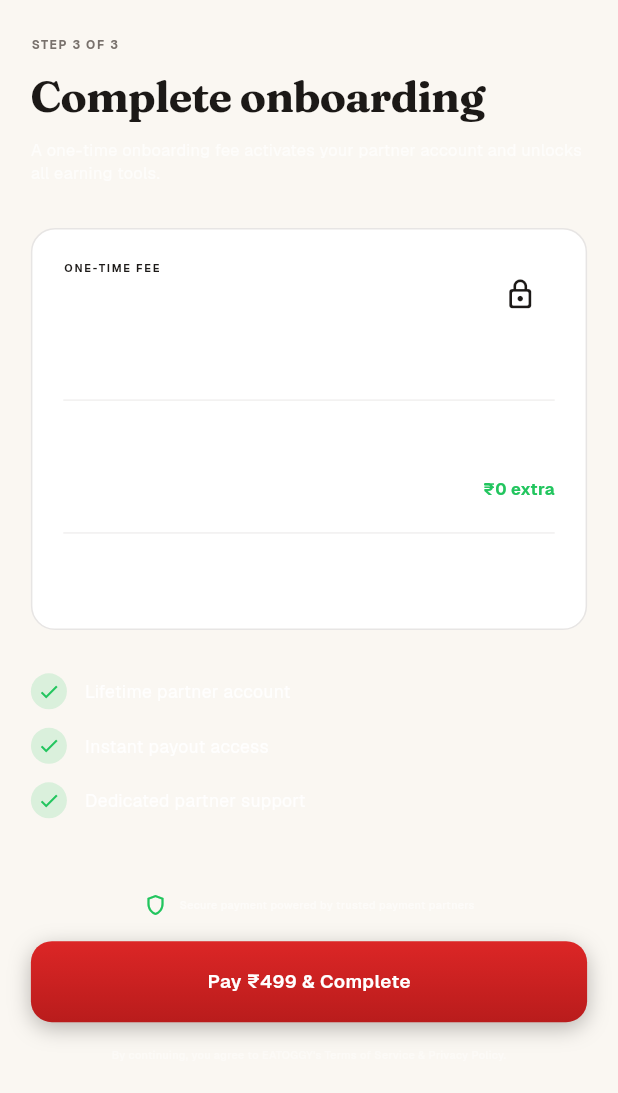
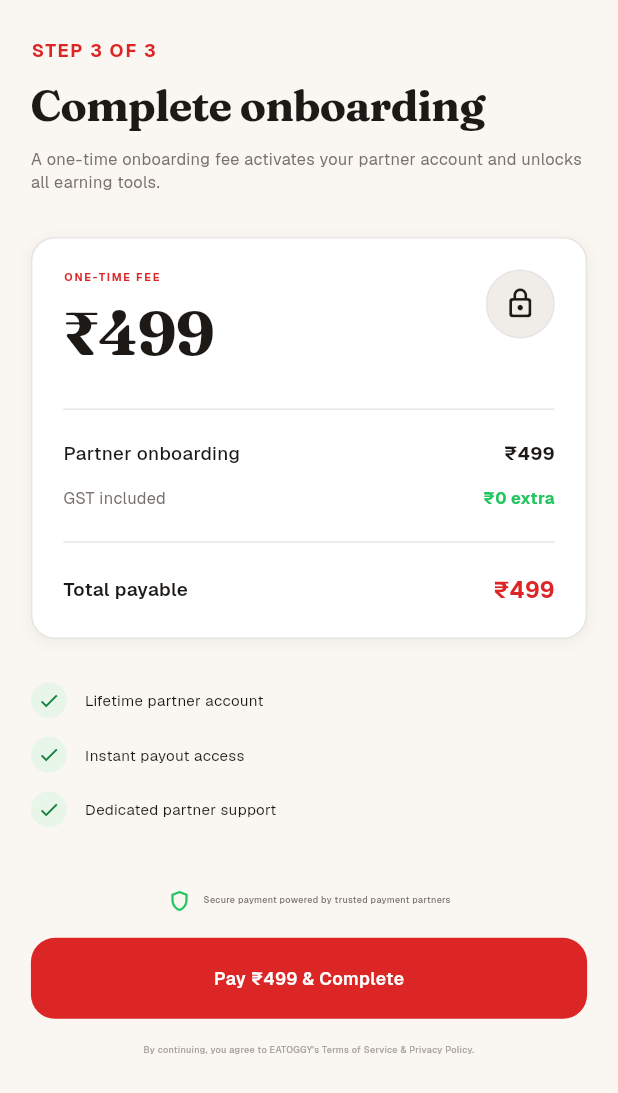
Before and after one commit to prabhasadvmen-maker/eatoggy-partner-app-, a Flutter app: the OnboardingFeeView screen opened directly with empty values, on a phone screen of 412 x 824 dp. Shown: the top 1093 px of the screen. Run offline on Flutter 3.47's test engine with Material 3 defaults, Android fonts, the phone set to English and light mode, and no system bars; our stand-ins replace equatable, flutter_bloc, go_router, google_fonts, image_picker, sizer; project files that could hold a hidden picture were left out.

Commit message:
feat(auth): polish bank details setup and onboarding fee payment screen

```diff
--- a/lib/features/authentication/pages/onboarding_fee_screen.dart
+++ b/lib/features/authentication/pages/onboarding_fee_screen.dart
@@ -3,6 +3,8 @@ import 'package:flutter_bloc/flutter_bloc.dart';
 import 'package:sizer/sizer.dart';
 import '../../../core/theme/app_colors.dart';
 import '../../../core/theme/app_text_styles.dart';
+import '../../../core/theme/app_spacing.dart';
+import '../../../core/widgets/common_widgets.dart';
 import '../bloc/onboarding_fee_bloc.dart';
 
 class OnboardingFeeScreen extends StatelessWidget {
@@ -34,13 +36,8 @@ class OnboardingFeeView extends StatelessWidget {
 
   @override
   Widget build(BuildContext context) {
-    const bgColor = AppColors.darkBackground;
-    const goldColor = AppColors.goldFont;
-    const borderColor = AppColors.darkBorder;
-    const cardBgColor = AppColors.darkSurface;
-
     return Scaffold(
-      backgroundColor: bgColor,
+      backgroundColor: AppColors.scaffoldBackground,
       body: SafeArea(
         child: BlocListener<OnboardingFeeBloc, OnboardingFeeState>(
           listener: (context, state) {
@@ -56,10 +53,7 @@ class OnboardingFeeView extends StatelessWidget {
                 SizedBox(height: 1.h),
 
                 // STEP 3 OF 3
-                Text(
-                  'STEP 3 OF 3',
-                  style: AppTextStyles.label,
-                ),
+                const StepIndicator(currentStep: 3, totalSteps: 3),
                 SizedBox(height: 1.h),
 
                 // Complete onboarding
@@ -73,7 +67,7 @@ class OnboardingFeeView extends StatelessWidget {
                 Text(
                   'A one-time onboarding fee activates your partner account and unlocks all earning tools.',
                   style: AppTextStyles.bodyMedium.copyWith(
-                    color: Colors.white70,
+                    color: AppColors.textSecondary,
                     height: 1.4,
                   ),
                 ),
@@ -81,13 +75,8 @@ class OnboardingFeeView extends StatelessWidget {
                 SizedBox(height: 3.5.h),
 
                 // Fee Details Card Container
-                Container(
+                AppCard(
                   padding: EdgeInsets.all(5.w),
-                  decoration: BoxDecoration(
-                    color: cardBgColor,
-                    borderRadius: BorderRadius.circular(16),
-                    border: Border.all(color: borderColor),
-                  ),
                   child: Column(
                     crossAxisAlignment: CrossAxisAlignment.start,
                     children: [
@@ -101,8 +90,8 @@ class OnboardingFeeView extends StatelessWidget {
                             children: [
                               Text(
                                 'ONE-TIME FEE',
-                                style: AppTextStyles.caption.copyWith(
-                                  color: goldColor,
+                                style: AppTextStyles.label.copyWith(
+                                  color: AppColors.primary,
                                   fontWeight: FontWeight.bold,
                                   letterSpacing: 1.2,
                                   fontSize: 11.sp,
@@ -112,7 +101,7 @@ class OnboardingFeeView extends StatelessWidget {
                               Text(
                                 '₹499',
                                 style: AppTextStyles.displayLarge.copyWith(
-                                  color: Colors.white,
+                                  color: AppColors.textPrimary,
                                   fontSize: 26.sp,
                                   fontWeight: FontWeight.bold,
                                 ),
@@ -123,12 +112,13 @@ class OnboardingFeeView extends StatelessWidget {
                             width: 46,
                             height: 46,
                             decoration: BoxDecoration(
-                              color: Colors.white.withValues(alpha: 0.05),
+                              color: AppColors.surfaceSubtle,
                               shape: BoxShape.circle,
+                              border: Border.all(color: AppColors.border),
                             ),
                             child: const Icon(
                               Icons.lock_outline_rounded,
-                              color: goldColor,
+                              color: AppColors.textPrimary,
                               size: 22,
                             ),
                           ),
@@ -136,7 +126,7 @@ class OnboardingFeeView extends StatelessWidget {
                       ),
 
                       SizedBox(height: 2.5.h),
-                      Divider(color: borderColor.withValues(alpha: 0.6), height: 1),
+                      const Divider(color: AppColors.border, height: 1),
                       SizedBox(height: 2.5.h),
 
                       // Breakdown Item 1: Partner onboarding
@@ -146,13 +136,14 @@ class OnboardingFeeView extends StatelessWidget {
                           Text(
                             'Partner onboarding',
                             style: AppTextStyles.bodyLarge.copyWith(
-                              color: Colors.white.withValues(alpha: 0.9),
+                              color: AppColors.textPrimary,
+                              fontWeight: FontWeight.w500,
                             ),
                           ),
                           Text(
                             '₹499',
                             style: AppTextStyles.bodyLarge.copyWith(
-                              color: Colors.white,
+                              color: AppColors.textPrimary,
                               fontWeight: FontWeight.bold,
                             ),
                           ),
@@ -168,7 +159,7 @@ class OnboardingFeeView extends StatelessWidget {
                           Text(
                             'GST included',
                             style: AppTextStyles.bodyMedium.copyWith(
-                              color: Colors.white54,
+                              color: AppColors.textSecondary,
                             ),
                           ),
                           Text(
@@ -182,7 +173,7 @@ class OnboardingFeeView extends StatelessWidget {
                       ),
 
                       SizedBox(height: 2.5.h),
-                      Divider(color: borderColor.withValues(alpha: 0.6), height: 1),
+                      const Divider(color: AppColors.border, height: 1),
                       SizedBox(height: 2.5.h),
 
                       // Total Payable Row
@@ -192,14 +183,14 @@ class OnboardingFeeView extends StatelessWidget {
                           Text(
                             'Total payable',
                             style: AppTextStyles.titleMedium.copyWith(
-                              color: Colors.white,
+                              color: AppColors.textPrimary,
                               fontWeight: FontWeight.w600,
                             ),
                           ),
                           Text(
                             '₹499',
                             style: AppTextStyles.titleMedium.copyWith(
-                              color: Colors.white,
+                              color: AppColors.primary,
                               fontWeight: FontWeight.bold,
                               fontSize: 16.sp,
                             ),
@@ -219,7 +210,7 @@ class OnboardingFeeView extends StatelessWidget {
                 SizedBox(height: 1.5.h),
                 _buildBenefitItem('Dedicated partner support'),
 
-                SizedBox(height: 6.h),
+                SizedBox(height: 5.h),
 
                 // Secure payment badge
                 Center(
@@ -235,8 +226,8 @@ class OnboardingFeeView extends StatelessWidget {
                       Text(
                         'Secure payment powered by trusted payment partners',
                         style: AppTextStyles.caption.copyWith(
-                          color: Colors.white54,
-                          fontSize: 11.sp,
+                          color: AppColors.textSecondary,
+                          fontSize: 10.sp,
                         ),
                       ),
                     ],
@@ -248,43 +239,39 @@ class OnboardingFeeView extends StatelessWidget {
                 // Pay ₹499 & Complete Button
                 BlocBuilder<OnboardingFeeBloc, OnboardingFeeState>(
                   builder: (context, state) {
-                    return GestureDetector(
-                      onTap: state.isSubmitting
+                    return SizedBox(
+                      width: double.infinity,
+                      height: 54,
+                      child: ElevatedButton(
+                        onPressed: state.isSubmitting
                             ? null
                             : () {
-                              context.read<OnboardingFeeBloc>().add(const PaymentSubmitted());
+                                context
+                                    .read<OnboardingFeeBloc>()
+                                    .add(const PaymentSubmitted());
                               },
-                      child: Container(
-                        height: 54,
-                        width: double.infinity,
-                        decoration: BoxDecoration(
-                          borderRadius: BorderRadius.circular(14),
-                          gradient: const LinearGradient(
-                            colors: [AppColors.goldGradientStart, AppColors.goldGradientEnd],
-                            begin: Alignment.topCenter,
-                            end: Alignment.bottomCenter,
+                        style: ElevatedButton.styleFrom(
+                          backgroundColor: AppColors.primary,
+                          foregroundColor: Colors.white,
+                          shape: const RoundedRectangleBorder(
+                            borderRadius: AppRadius.borderLg,
                           ),
-                          boxShadow: [
-                            BoxShadow(
-                              color: goldColor.withValues(alpha: 0.3),
-                              blurRadius: 12,
-                              offset: const Offset(0, 4),
-                            )
-                          ],
+                          elevation: 0,
                         ),
-                        child: Center(
                         child: state.isSubmitting
                             ? const SizedBox(
-                                  width: 24,
-                                  height: 24,
+                                width: 22,
+                                height: 22,
                                 child: CircularProgressIndicator(
                                   strokeWidth: 2.5,
-                                    color: AppColors.darkBackground,
+                                  color: Colors.white,
                                 ),
                               )
                             : Text(
                                 'Pay ₹499 & Complete',
-                                  style: AppTextStyles.button,
+                                style: AppTextStyles.button.copyWith(
+                                  color: Colors.white,
+                                  fontSize: 14.sp,
                                 ),
                               ),
                       ),
@@ -299,8 +286,8 @@ class OnboardingFeeView extends StatelessWidget {
                   child: Text(
                     "By continuing, you agree to EATOGGY's Terms of Service & Privacy Policy.",
                     style: AppTextStyles.caption.copyWith(
-                      color: Colors.white38,
-                      fontSize: 11.sp,
+                      color: AppColors.textTertiary,
+                      fontSize: 10.sp,
                     ),
                     textAlign: TextAlign.center,
                   ),
@@ -322,12 +309,12 @@ class OnboardingFeeView extends StatelessWidget {
           width: 24,
           height: 24,
           decoration: BoxDecoration(
-            color: AppColors.success.withValues(alpha: 0.15),
+            color: AppColors.successLight,
             shape: BoxShape.circle,
           ),
           child: const Icon(
             Icons.check,
-            color: AppColors.success,
+            color: AppColors.successText,
             size: 15,
           ),
         ),
@@ -335,8 +322,8 @@ class OnboardingFeeView extends StatelessWidget {
         Text(
           title,
           style: AppTextStyles.bodyLarge.copyWith(
-            color: Colors.white.withValues(alpha: 0.9),
-            fontSize: 14.sp,
+            color: AppColors.textPrimary,
+            fontSize: 13.sp,
           ),
         ),
       ],
```
Also changed, not shown: lib/features/authentication/pages/bank_details_screen.dart (+41 -65 lines). Lines whose indentation alone changed are shown as unchanged.
